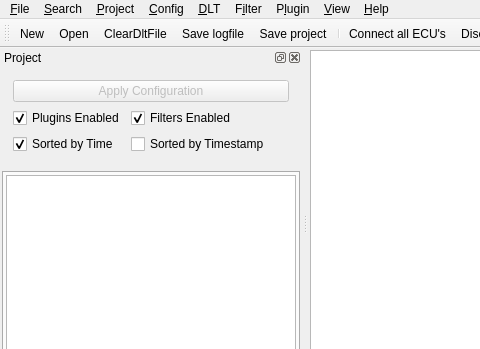
Old version of the form src/mainwindow.ui in the repository COVESA/dlt-viewer; both pictures show x 0 to 480 and y 0 to 349 of the 1001 by 658 pixel window.
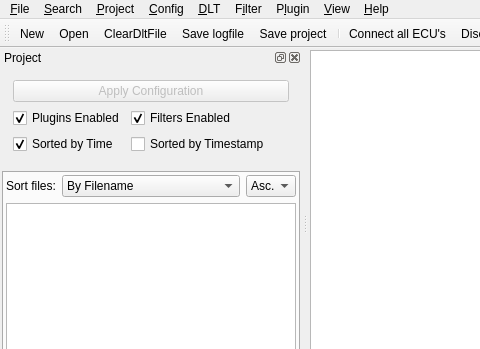
New version of the form. Icons and pictures are not drawn. Custom widgets are drawn as their Qt base class.

Commit message: Add sorting for explorer view + maintain sorting order when loading multiple files

The edit to the form file:
```diff
--- a/src/mainwindow.ui
+++ b/src/mainwindow.ui
@@ -448,6 +448,60 @@
          <property name="bottomMargin">
           <number>2</number>
          </property>
+         <item>
+          <layout class="QHBoxLayout" name="horizontalLayout_3">
+           <property name="topMargin">
+            <number>0</number>
+           </property>
+           <item>
+            <widget class="QLabel" name="labelExplorerSort">
+             <property name="maximumSize">
+              <size>
+               <width>50</width>
+               <height>16777215</height>
+              </size>
+             </property>
+             <property name="text">
+              <string>Sort files:</string>
+             </property>
+            </widget>
+           </item>
+           <item>
+            <widget class="QComboBox" name="comboBoxExplorerSortType">
+             <item>
+              <property name="text">
+               <string>By Filename</string>
+              </property>
+             </item>
+             <item>
+              <property name="text">
+               <string>By Timestamp</string>
+              </property>
+             </item>
+            </widget>
+           </item>
+           <item>
+            <widget class="QComboBox" name="comboBoxExplorerSortOrder">
+             <property name="maximumSize">
+              <size>
+               <width>50</width>
+               <height>16777215</height>
+              </size>
+             </property>
+             <item>
+              <property name="text">
+               <string>Asc.</string>
+              </property>
+             </item>
+             <item>
+              <property name="text">
+               <string>Desc.</string>
+              </property>
+             </item>
+            </widget>
+           </item>
+          </layout>
+         </item>
          <item>
           <widget class="QTreeView" name="exploreView">
            <property name="selectionMode">
```
The commit also changes 4 other files.
